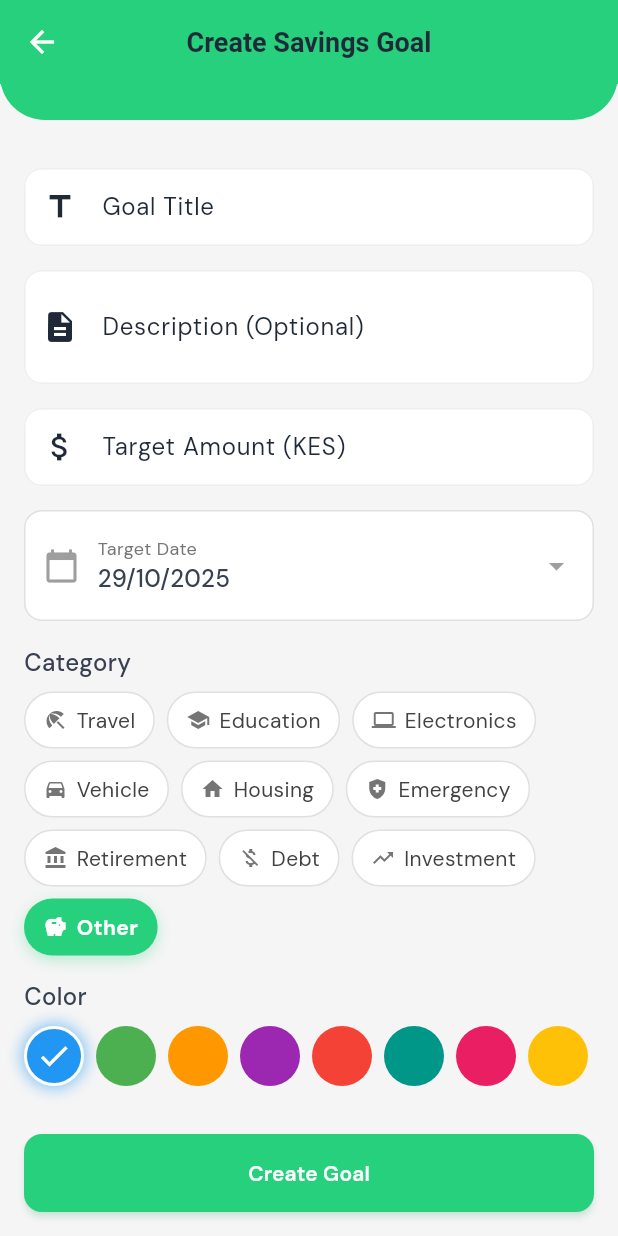
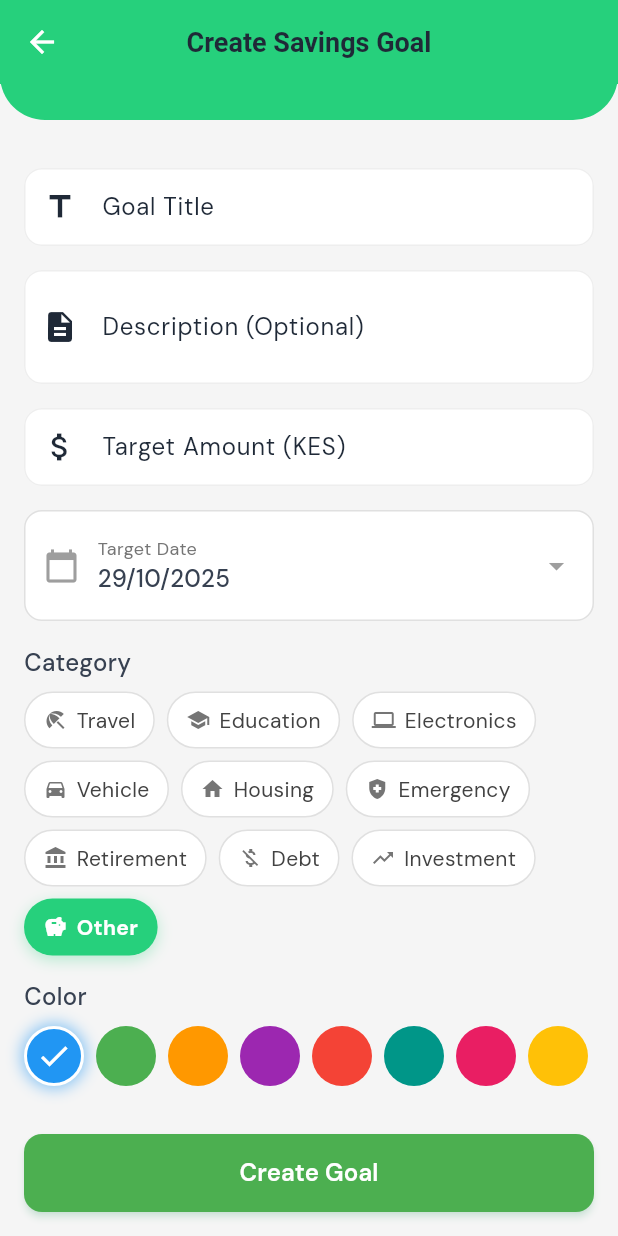
Before and after one commit to CHEGEBB/DailyDime, a Flutter app: the CreateGoalScreen screen opened directly, scrolled down 174 dp, on a phone screen of 412 x 824 dp. Run offline on Flutter 3.47's test engine with Material 3 defaults, Android fonts, the phone set to English and light mode, and no system bars; our stand-ins replace animate_do, appwrite, cached_network_image, device_info_plus, file_picker, fl_chart and 16 more; missing offline and left inert: another_telephony, workmanager; accounts and stored records are empty; network calls fail; project files that could hold a hidden picture were left out.

Commit message:
Refactor CustomButton to support small size and customizable button color

```diff
--- a/dailydime/lib/widgets/common/custom_button.dart
+++ b/dailydime/lib/widgets/common/custom_button.dart
@@ -9,6 +9,8 @@ class CustomButton extends StatelessWidget {
   final bool isOutlined;
   final IconData? icon;
   final double width;
+  final bool isSmall;
+  final Color? buttonColor; // Changed from MaterialColor to Color
 
   const CustomButton({
     Key? key,
@@ -18,7 +20,8 @@ class CustomButton extends StatelessWidget {
     this.isOutlined = false,
     this.icon,
     this.width = double.infinity,
-    required bool isSmall, required MaterialColor buttonColor,
+    required this.isSmall,
+    this.buttonColor, // Made optional since it might not always be needed
   }) : super(key: key);
 
   @override
@@ -29,8 +32,8 @@ class CustomButton extends StatelessWidget {
       return OutlinedButton(
         onPressed: isLoading ? null : onPressed,
         style: OutlinedButton.styleFrom(
-          side: BorderSide(color: theme.colorScheme.primary),
-          minimumSize: Size(width, 45),
+          side: BorderSide(color: buttonColor ?? theme.colorScheme.primary),
+          minimumSize: Size(width, isSmall ? 40 : 45),
           shape: RoundedRectangleBorder(
             borderRadius: BorderRadius.circular(12),
           ),
@@ -42,7 +45,11 @@ class CustomButton extends StatelessWidget {
     return ElevatedButton(
       onPressed: isLoading ? null : onPressed,
       style: ElevatedButton.styleFrom(
-        minimumSize: Size(width, 52),
+        backgroundColor: buttonColor, // Use the custom color if provided
+        minimumSize: Size(width, isSmall ? 45 : 52),
+        shape: RoundedRectangleBorder(
+          borderRadius: BorderRadius.circular(12),
+        ),
       ),
       child: _buildButtonContent(theme),
     );
@@ -51,10 +58,12 @@ class CustomButton extends StatelessWidget {
   Widget _buildButtonContent(ThemeData theme) {
     if (isLoading) {
       return SizedBox(
-        height: 24,
-        width: 24,
+        height: isSmall ? 20 : 24,
+        width: isSmall ? 20 : 24,
         child: CircularProgressIndicator(
-          color: isOutlined ? theme.colorScheme.primary : Colors.white,
+          color: isOutlined
+              ? (buttonColor ?? theme.colorScheme.primary)
+              : Colors.white,
           strokeWidth: 2,
         ),
       );
@@ -64,13 +73,25 @@ class CustomButton extends StatelessWidget {
       return Row(
         mainAxisSize: MainAxisSize.min,
         children: [
-          Icon(icon, size: 20),
+          Icon(icon, size: isSmall ? 18 : 20),
           const SizedBox(width: 8),
-          Text(text, style: const TextStyle(fontWeight: FontWeight.w600)),
+          Text(
+            text,
+            style: TextStyle(
+              fontWeight: FontWeight.w600,
+              fontSize: isSmall ? 14 : 16,
+            ),
+          ),
         ],
       );
     }
 
-    return Text(text, style: const TextStyle(fontWeight: FontWeight.w600));
+    return Text(
+      text,
+      style: TextStyle(
+        fontWeight: FontWeight.w600,
+        fontSize: isSmall ? 14 : 16,
+      ),
+    );
   }
 }
```
Also changed, not shown: dailydime/lib/screens/budget/budget_screen.dart (+129 -99 lines).
